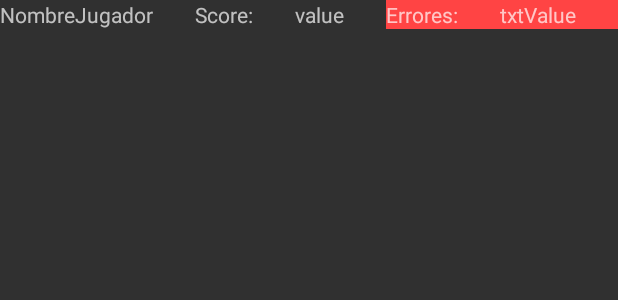
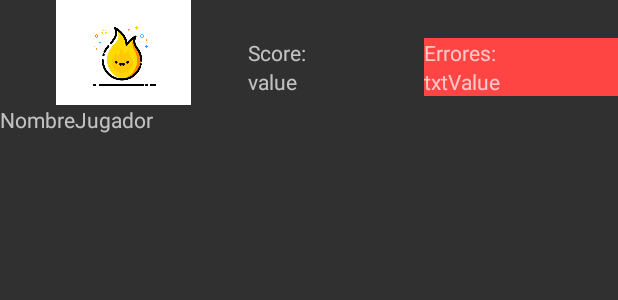
Before and after one commit to Qleoz12/DragDrop_Demo, an Android app: the layout fragment_score.xml on its own in the app's theme, with its tools: preview values and no code run, on a phone screen of 412 x 824 dp. Shown: the top 300 px of the screen. Run offline under Robolectric (Android 15) with nearby library versions, the phone set to English and light mode, and no system bars.

Commit message:
developing Score bar

```diff
--- a/app/build.gradle
+++ b/app/build.gradle
@@ -26,4 +26,5 @@ dependencies {
     })
     compile 'com.android.support:appcompat-v7:25.3.0'
     testCompile 'junit:junit:4.12'
+    implementation 'com.android.support.constraint:constraint-layout:1.1.2'
 }
--- a/app/src/main/res/layout/fragment_score.xml
+++ b/app/src/main/res/layout/fragment_score.xml
@@ -1,8 +1,9 @@
 <?xml version="1.0" encoding="utf-8"?>
 <FrameLayout xmlns:android="http://schemas.android.com/apk/res/android"
+    xmlns:app="http://schemas.android.com/apk/res-auto"
     xmlns:tools="http://schemas.android.com/tools"
     android:layout_width="match_parent"
-    android:layout_height="match_parent"
+    android:layout_height="wrap_content"
     tools:context=".ScoreFragment">
 
     <!-- TODO: Update blank fragment layout -->
@@ -11,13 +12,24 @@
         android:id="@+id/bar"
         android:layout_width="match_parent"
         android:layout_height="match_parent"
-        android:orientation="horizontal">
+        android:gravity="center_vertical"
+        android:orientation="horizontal"
+        android:weightSum="2">
 
         <LinearLayout
-            android:layout_width="wrap_content"
+            android:layout_width="match_parent"
             android:layout_height="wrap_content"
+            android:layout_weight="1.2"
+            android:gravity="center_horizontal"
+            android:orientation="vertical">
+
+            <ImageView
+                android:id="@+id/imageView"
+                android:layout_width="90dp"
+                android:layout_height="70dp"
                 android:layout_weight="1"
-            android:orientation="vertical">
+                android:scaleType="centerCrop"
+                android:src="@drawable/fire" />
 
             <TextView
                 android:id="@+id/textView3"
@@ -25,7 +37,18 @@
                 android:layout_height="wrap_content"
                 android:layout_weight="1"
                 android:text="NombreJugador" />
+
         </LinearLayout>
+
+        <TableLayout
+            android:layout_width="match_parent"
+            android:layout_height="wrap_content"
+            android:layout_weight="0.8"
+            android:gravity="bottom|center_vertical">
+
+            <TableRow
+                android:layout_width="match_parent"
+                android:layout_height="match_parent">
 
                 <TextView
                     android:id="@+id/textScore"
@@ -35,6 +58,21 @@
                     android:text="Score:" />
 
                 <TextView
+                    android:id="@+id/textErrores"
+                    android:layout_width="wrap_content"
+                    android:layout_height="wrap_content"
+                    android:layout_weight="1"
+                    android:background="@android:color/holo_red_light"
+                    android:text="Errores:"
+                    tools:targetApi="ice_cream_sandwich" />
+
+            </TableRow>
+
+            <TableRow
+                android:layout_width="match_parent"
+                android:layout_height="match_parent">
+
+                <TextView
                     android:id="@+id/textvalue"
                     android:layout_width="wrap_content"
                     android:layout_height="wrap_content"
@@ -42,19 +80,16 @@
                     android:text="value" />
 
                 <TextView
-            android:id="@+id/textErrores"
-            android:layout_width="wrap_content"
-            android:layout_height="wrap_content"
-            android:layout_weight="1"
-            android:background="@android:color/holo_red_light"
-            android:text="Errores:" />
-
-        <TextView
                     android:id="@+id/textValueErrores"
                     android:layout_width="wrap_content"
                     android:layout_height="wrap_content"
                     android:layout_weight="1"
                     android:background="@android:color/holo_red_light"
-            android:text="txtValue" />
+                    android:text="txtValue"
+                    tools:targetApi="ice_cream_sandwich" />
+            </TableRow>
+
+        </TableLayout>
+
     </LinearLayout>
 </FrameLayout>
--- a/build.gradle
+++ b/build.gradle
@@ -16,6 +16,7 @@ buildscript {
 allprojects {
     repositories {
         jcenter()
+        google()
     }
 }
 
```
Also changed, not shown: app/src/main/java/com/dragdrop_demo/DataHolder.java (added, +467 -0 lines), app/src/main/res/layout/activity_main.xml (+16 -5 lines), app/src/main/res/drawable/dill_and_scut.png (added), app/src/main/res/drawable/fire.jpg (added). Lines whose indentation alone changed are shown as unchanged.
